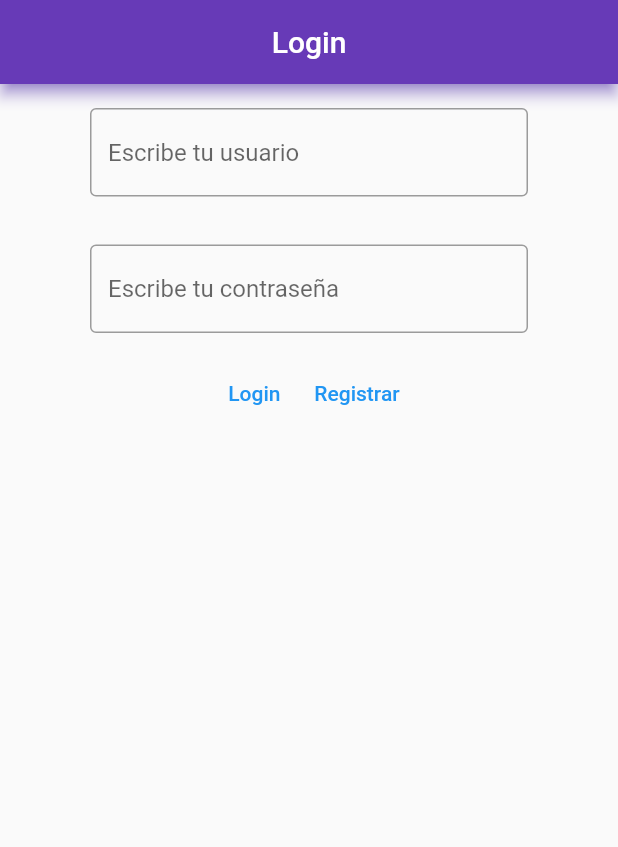
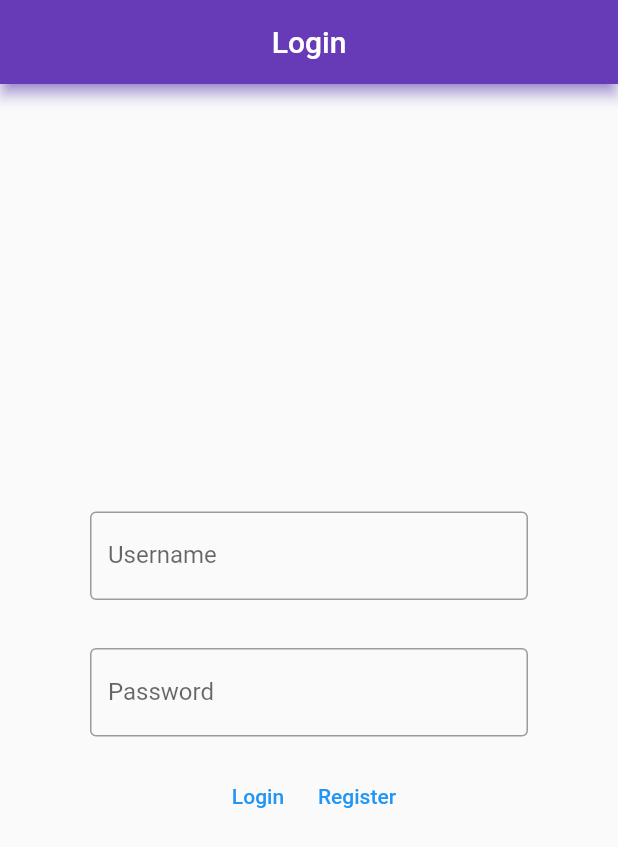
Before and after one commit to huugolopeez/Actividad1Din, a Flutter app: the screen it shows after launch, on a phone screen of 412 x 824 dp. Shown: the top 847 px of the screen. Run offline on Flutter 3.47's test engine with Material 2 defaults, Android fonts, the phone set to English and light mode, and no system bars; our stand-ins replace firebase_core; accounts and stored records are empty; generated files the repository leaves out were written again.

Commit message:
Commit 4.5:  -Retoque del body en loginView  -Implementacion de el boton register en loginView

```diff
--- a/lib/onBoarding/LoginView.dart
+++ b/lib/onBoarding/LoginView.dart
@@ -2,47 +2,50 @@ import 'package:flutter/material.dart';
 
 class LoginView extends StatelessWidget {
 
+  late BuildContext _context;
+
+  onClickRegister() {
+    Navigator.of(_context).pushNamed('/registerview');
+  }
+
   @override
   Widget build(BuildContext context) {
 
-    Scaffold scaffold = Scaffold(
+    _context = context;
+
+    return Scaffold(
       appBar: AppBar(
         backgroundColor: Colors.deepPurple,
         shadowColor: Colors.deepPurpleAccent,
-        title: Center(
-          child: Text('Login'),
-        )
+        title: Center(child: Text('Login')),
       ),
-      body: Column(
+      body: Column(mainAxisAlignment: MainAxisAlignment.center,
         children: [
           Padding(padding: EdgeInsets.symmetric(horizontal: 60, vertical: 16),
             child: TextField(
               decoration: InputDecoration(
+                labelText: 'Username',
                 border: OutlineInputBorder(),
-                    hintText: 'Escribe tu usuario',
               ),
-                )
+            ),
           ),
           Padding(padding: EdgeInsets.symmetric(horizontal: 60, vertical: 16),
             child: TextFormField(
-                  obscureText: true,
               decoration: InputDecoration(
+                labelText: 'Password',
                 border: OutlineInputBorder(),
-                    hintText: 'Escribe tu contraseña',
               ),
+            ),
+          ),
+          Row(mainAxisAlignment: MainAxisAlignment.center,
+            children: [
+              TextButton(onPressed: () {  }, child: Text('Login')),
+              TextButton(onPressed: () { onClickRegister(); }, child: Text('Register')),
+            ],
           )
-            ),
-            Row(
-              mainAxisAlignment: MainAxisAlignment.center,
-              children: [
-                TextButton(onPressed: () { }, child: Text('Login'),),
-                TextButton(onPressed: () { }, child: Text('Registrar'),)
         ],
-            ),
-          ]
       ),
     );
 
-    return scaffold;
   }
 }
--- a/pubspec.yaml
+++ b/pubspec.yaml
@@ -36,6 +36,7 @@ dependencies:
   # Use with the CupertinoIcons class for iOS style icons.
   cupertino_icons: ^1.0.2
   firebase_core: ^2.16.0
+  firebase_auth: ^4.10.0
 
 dev_dependencies:
   flutter_test:
```
Also changed, not shown: pubspec.lock. Lines whose indentation alone changed are shown as unchanged.
